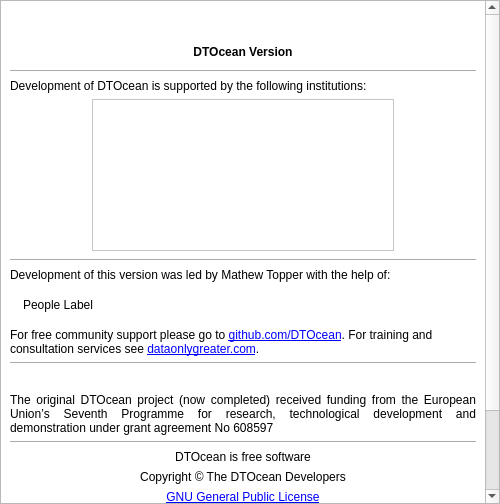
The window that designer/high/about.ui (DTOcean/dtocean-app) describes before a commit, drawn with Qt 5.
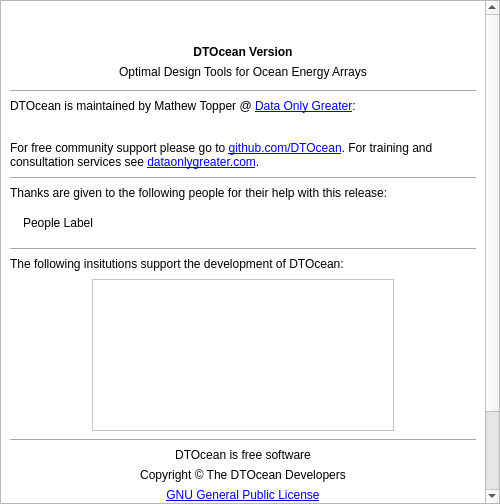
The same window after the commit. Icons and pictures are not drawn.

Commit message: Update about dialog

Patch:
```diff
--- a/designer/high/about.ui
+++ b/designer/high/about.ui
@@ -126,6 +126,16 @@
          </property>
         </widget>
        </item>
+       <item>
+        <widget class="QLabel" name="longLabel">
+         <property name="text">
+          <string>Optimal Design Tools for Ocean Energy Arrays</string>
+         </property>
+         <property name="alignment">
+          <set>Qt::AlignCenter</set>
+         </property>
+        </widget>
+       </item>
        <item>
         <spacer name="verticalSpacer_3">
          <property name="orientation">
@@ -146,16 +156,167 @@
          </property>
         </widget>
        </item>
+       <item>
+        <widget class="QLabel" name="DOGIntroLabel">
+         <property name="styleSheet">
+          <string notr="true">QMenu::item{
+  background-color: rgb(255, 255, 255);
+  color:  rgb(0, 0, 0);
+ }
+QMenu::item:selected{
+  background-color: rgb(252, 124, 1);
+  color:  rgb(0, 0, 0);
+}</string>
+         </property>
+         <property name="text">
+          <string>DTOcean is maintained by Mathew Topper @ &lt;a href='http://www.dataonlygreater.com/'&gt;Data Only Greater&lt;/a&gt;:</string>
+         </property>
+         <property name="openExternalLinks">
+          <bool>true</bool>
+         </property>
+        </widget>
+       </item>
+       <item>
+        <spacer name="verticalSpacer_6">
+         <property name="orientation">
+          <enum>Qt::Vertical</enum>
+         </property>
+         <property name="sizeHint" stdset="0">
+          <size>
+           <width>20</width>
+           <height>2</height>
+          </size>
+         </property>
+        </spacer>
+       </item>
+       <item>
+        <widget class="QLabel" name="DOGlogoLabel">
+         <property name="text">
+          <string/>
+         </property>
+         <property name="pixmap">
+          <pixmap resource="../resources_about.qrc">:/logos/dog_logo_wide_300.png</pixmap>
+         </property>
+         <property name="alignment">
+          <set>Qt::AlignCenter</set>
+         </property>
+        </widget>
+       </item>
+       <item>
+        <widget class="QLabel" name="supportLabel">
+         <property name="styleSheet">
+          <string notr="true">QMenu::item{
+  background-color: rgb(255, 255, 255);
+  color:  rgb(0, 0, 0);
+ }
+QMenu::item:selected{
+  background-color: rgb(252, 124, 1);
+  color:  rgb(0, 0, 0);
+}</string>
+         </property>
+         <property name="text">
+          <string>For free community support please go to &lt;a href='https://github.com/dtocean/dtocean'&gt;github.com/DTOcean&lt;/a&gt;. For training and consultation services see &lt;a href='http://www.dataonlygreater.com/'&gt;dataonlygreater.com&lt;/a&gt;.</string>
+         </property>
+         <property name="wordWrap">
+          <bool>true</bool>
+         </property>
+         <property name="openExternalLinks">
+          <bool>true</bool>
+         </property>
+        </widget>
+       </item>
+       <item>
+        <spacer name="verticalSpacer">
+         <property name="orientation">
+          <enum>Qt::Vertical</enum>
+         </property>
+         <property name="sizeHint" stdset="0">
+          <size>
+           <width>20</width>
+           <height>2</height>
+          </size>
+         </property>
+        </spacer>
+       </item>
+       <item>
+        <widget class="Line" name="line_2">
+         <property name="orientation">
+          <enum>Qt::Horizontal</enum>
+         </property>
+        </widget>
+       </item>
+       <item>
+        <widget class="QLabel" name="peopleIntroLabel">
+         <property name="text">
+          <string>Thanks are given to the following people for their help with this release:</string>
+         </property>
+         <property name="alignment">
+          <set>Qt::AlignLeading|Qt::AlignLeft|Qt::AlignTop</set>
+         </property>
+         <property name="indent">
+          <number>-1</number>
+         </property>
+        </widget>
+       </item>
+       <item>
+        <widget class="QLabel" name="peopleLabel">
+         <property name="styleSheet">
+          <string notr="true">padding: 10px</string>
+         </property>
+         <property name="text">
+          <string>People Label</string>
+         </property>
+         <property name="wordWrap">
+          <bool>true</bool>
+         </property>
+         <property name="margin">
+          <number>0</number>
+         </property>
+        </widget>
+       </item>
+       <item>
+        <spacer name="verticalSpacer_5">
+         <property name="orientation">
+          <enum>Qt::Vertical</enum>
+         </property>
+         <property name="sizeHint" stdset="0">
+          <size>
+           <width>20</width>
+           <height>2</height>
+          </size>
+         </property>
+        </spacer>
+       </item>
+       <item>
+        <widget class="Line" name="line">
+         <property name="orientation">
+          <enum>Qt::Horizontal</enum>
+         </property>
+        </widget>
+       </item>
        <item>
         <widget class="QLabel" name="insitutionIntroLabel">
          <property name="text">
-          <string>Development of DTOcean is supported by the following institutions:</string>
+          <string>The following insitutions support the development of DTOcean:</string>
          </property>
          <property name="alignment">
           <set>Qt::AlignLeading|Qt::AlignLeft|Qt::AlignTop</set>
          </property>
         </widget>
        </item>
+       <item>
+        <spacer name="verticalSpacer_7">
+         <property name="orientation">
+          <enum>Qt::Vertical</enum>
+         </property>
+         <property name="sizeHint" stdset="0">
+          <size>
+           <width>20</width>
+           <height>2</height>
+          </size>
+         </property>
+        </spacer>
+       </item>
        <item>
         <layout class="QHBoxLayout" name="horizontalLayout">
          <property name="spacing">
@@ -213,7 +374,7 @@
         </layout>
        </item>
        <item>
-        <spacer name="verticalSpacer">
+        <spacer name="verticalSpacer_8">
          <property name="orientation">
           <enum>Qt::Vertical</enum>
          </property>
@@ -225,65 +386,6 @@
          </property>
         </spacer>
        </item>
-       <item>
-        <widget class="Line" name="line_2">
-         <property name="orientation">
-          <enum>Qt::Horizontal</enum>
-         </property>
-        </widget>
-       </item>
-       <item>
-        <widget class="QLabel" name="peopleIntroLabel">
-         <property name="text">
-          <string>Development of this version was led by Mathew Topper with the help of:</string>
-         </property>
-         <property name="alignment">
-          <set>Qt::AlignLeading|Qt::AlignLeft|Qt::AlignTop</set>
-         </property>
-         <property name="indent">
-          <number>-1</number>
-         </property>
-        </widget>
-       </item>
-       <item>
-        <widget class="QLabel" name="peopleLabel">
-         <property name="styleSheet">
-          <string notr="true">padding: 10px</string>
-         </property>
-         <property name="text">
-          <string>People Label</string>
-         </property>
-         <property name="wordWrap">
-          <bool>true</bool>
-         </property>
-         <property name="margin">
-          <number>0</number>
-         </property>
-        </widget>
-       </item>
-       <item>
-        <widget class="QLabel" name="supportLabel">
-         <property name="styleSheet">
-          <string notr="true">QMenu::item{
-  background-color: rgb(255, 255, 255);
-  color:  rgb(0, 0, 0);
- }
-QMenu::item:selected{
-  background-color: rgb(0, 85, 127);
-  color: rgb(255, 255, 255);
-}</string>
-         </property>
-         <property name="text">
-          <string>For free community support please go to &lt;a href='https://github.com/DTOcean/dtocean'&gt;github.com/DTOcean&lt;/a&gt;. For training and consultation services see &lt;a href='http://www.dataonlygreater.com/'&gt;dataonlygreater.com&lt;/a&gt;.</string>
-         </property>
-         <property name="wordWrap">
-          <bool>true</bool>
-         </property>
-         <property name="openExternalLinks">
-          <bool>true</bool>
-         </property>
-        </widget>
-       </item>
        <item>
         <widget class="Line" name="line_3">
          <property name="orientation">
@@ -291,55 +393,6 @@
          </property>
         </widget>
        </item>
-       <item>
-        <widget class="QLabel" name="EClogoLabel">
-         <property name="text">
-          <string/>
-         </property>
-         <property name="pixmap">
-          <pixmap resource="../resources_about.qrc">:/logos/logo-ec-300.jpg</pixmap>
-         </property>
-         <property name="alignment">
-          <set>Qt::AlignCenter</set>
-         </property>
-        </widget>
-       </item>
-       <item>
-        <spacer name="verticalSpacer_5">
-         <property name="orientation">
-          <enum>Qt::Vertical</enum>
-         </property>
-         <property name="sizeHint" stdset="0">
-          <size>
-           <width>20</width>
-           <height>2</height>
-          </size>
-         </property>
-        </spacer>
-       </item>
-       <item>
-        <widget class="QLabel" name="grantLabel">
-         <property name="text">
-          <string>The original DTOcean project (now completed) received funding from the European Union’s Seventh Programme for research, technological development and demonstration under grant agreement No 608597</string>
-         </property>
-         <property name="alignment">
-          <set>Qt::AlignJustify|Qt::AlignVCenter</set>
-         </property>
-         <property name="wordWrap">
-          <bool>true</bool>
-         </property>
-         <property name="margin">
-          <number>10</number>
-         </property>
-        </widget>
-       </item>
-       <item>
-        <widget class="Line" name="line_4">
-         <property name="orientation">
-          <enum>Qt::Horizontal</enum>
-         </property>
-        </widget>
-       </item>
        <item>
         <widget class="QLabel" name="freeSoftwareLabel">
          <property name="font">
```
Left out of the diff: 22 changed lines with no effect on the pictures. The commit also changes 6 other files.
